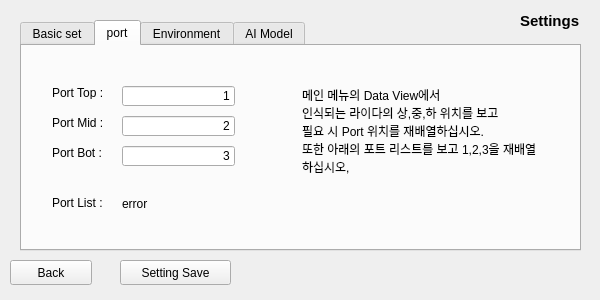
Qt form lidar_interface/ui/SettingWindow.ui (chochmun/Multi-2D-LiDAR-Based-3D-Motion-Recognition-With-Deep-Learning) before a commit.
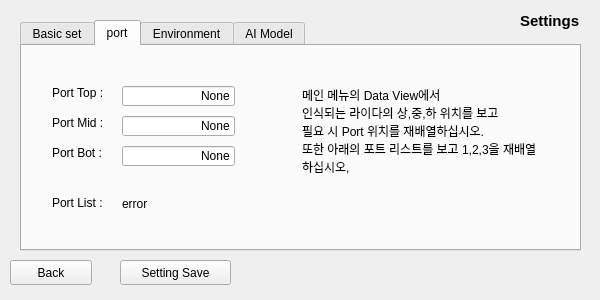
The same form after that commit. The open tabs and pages were chosen to show the change.

Diff of the .ui file:
```diff
--- a/lidar_interface/ui/SettingWindow.ui
+++ b/lidar_interface/ui/SettingWindow.ui
@@ -307,7 +307,7 @@
       </rect>
      </property>
      <property name="text">
-      <string>1</string>
+      <string>None</string>
      </property>
      <property name="alignment">
       <set>Qt::AlignRight|Qt::AlignTrailing|Qt::AlignVCenter</set>
@@ -323,7 +323,7 @@
       </rect>
      </property>
      <property name="text">
-      <string>2</string>
+      <string>None</string>
      </property>
      <property name="alignment">
       <set>Qt::AlignRight|Qt::AlignTrailing|Qt::AlignVCenter</set>
@@ -339,7 +339,7 @@
       </rect>
      </property>
      <property name="text">
-      <string>3</string>
+      <string>None</string>
      </property>
      <property name="alignment">
       <set>Qt::AlignRight|Qt::AlignTrailing|Qt::AlignVCenter</set>
```
Left out of the diff: 2 changed lines with no effect on the pictures.
